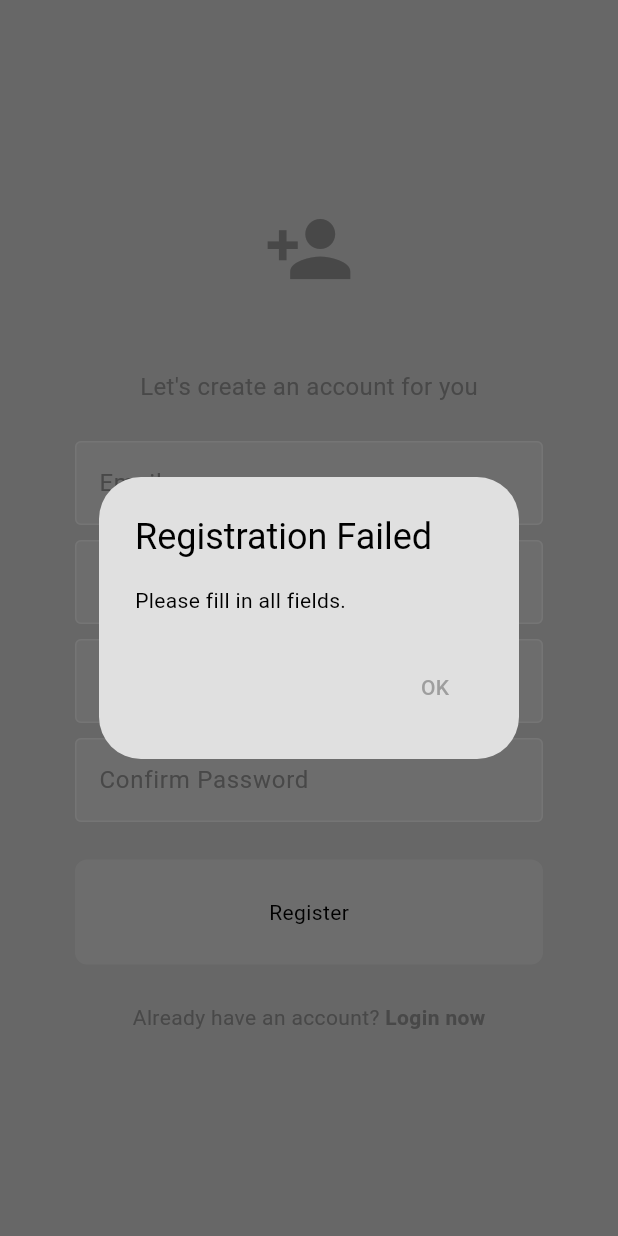
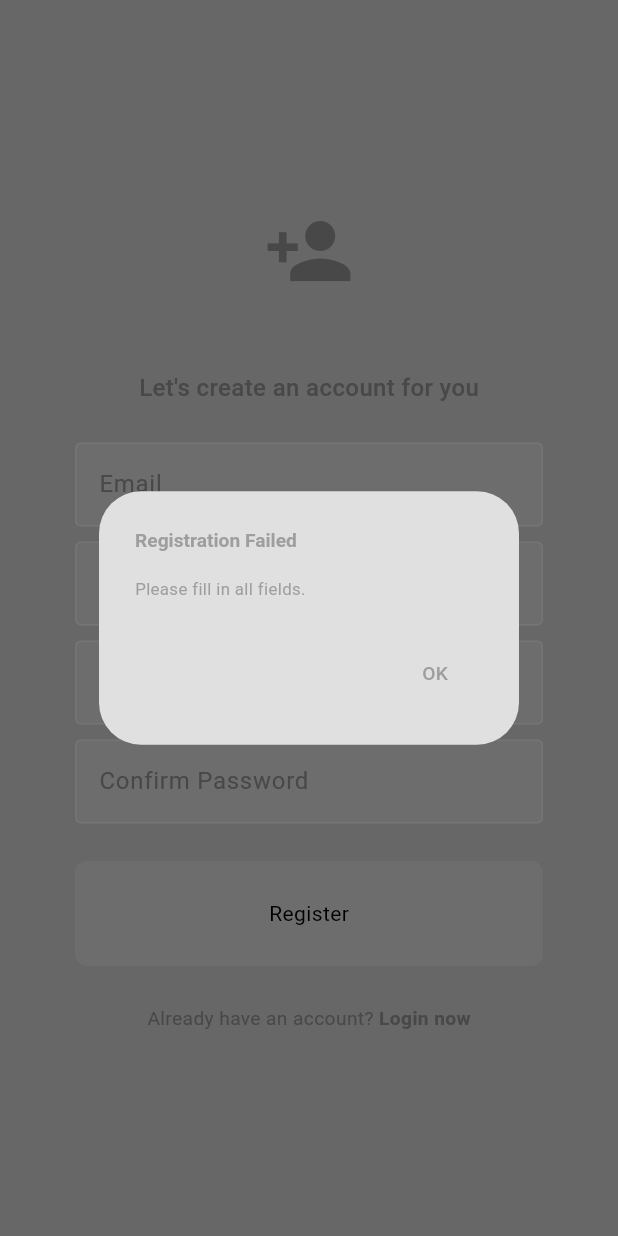
Before and after one commit to mohamed-abdellsalam/chatfiy, a Flutter app: the screen it shows after launch, after a tap on "Register now", after a tap on "Register", on a phone screen of 412 x 824 dp. Run offline on Flutter 3.47's test engine with Material 3 defaults, Android fonts, the phone set to English and light mode, and no system bars; our stand-ins replace cloud_firestore, firebase_auth, firebase_core, shared_preferences; accounts and stored records are empty; Roboto replaces fonts that are missing (Montserrat).

Commit message:
Refactor UI components for consistency; integrate AppStyles for text styling in LoginPage, HomePage, and ChatPage; add SizeConfig utility for responsive design; update dependencies in pubspec.yaml

```diff
--- a/lib/components/my_button.dart
+++ b/lib/components/my_button.dart
@@ -1,7 +1,12 @@
 import 'package:flutter/material.dart';
 
 class MyButton extends StatelessWidget {
-  const MyButton({super.key, required this.text, required this.onTap});
+  const MyButton({
+    super.key,
+    required this.text,
+    required this.onTap,
+    bool? isDisabled,
+  });
   final String text;
   final void Function() onTap;
   @override
--- a/lib/components/user_tile.dart
+++ b/lib/components/user_tile.dart
@@ -1,7 +1,11 @@
 import 'package:flutter/material.dart';
 
 class UserTile extends StatelessWidget {
-  const UserTile({super.key, required this.text, this.onTap});
+  const UserTile(
+      {super.key,
+      required this.text,
+      this.onTap,
+      required TextStyle textStyle});
   final String text;
   final void Function()? onTap;
 
--- a/lib/main.dart
+++ b/lib/main.dart
@@ -11,7 +11,7 @@ void main() async {
   runApp(
     ChangeNotifierProvider(
       create: (context) => ThemeProvider(),
-      child: const Chatify(),
+      child: Chatify(),
     ),
   );
 }
--- a/lib/pages/login_page.dart
+++ b/lib/pages/login_page.dart
@@ -1,6 +1,7 @@
 import 'package:chatify/components/my_button.dart';
 import 'package:chatify/components/my_text_field.dart';
 import 'package:chatify/services/auth/auth_service.dart';
+import 'package:chatify/utils/app_styls.dart';
 import 'package:flutter/material.dart';
 
 class LoginPage extends StatefulWidget {
@@ -56,7 +57,6 @@ class _LoginPageState extends State<LoginPage> {
       _showErrorDialog(e.toString());
     } finally {
       if (mounted) {
-        // Check if the widget is still in the tree before calling setState
         setState(() => _isLoading = false);
       }
     }
@@ -99,10 +99,7 @@ class _LoginPageState extends State<LoginPage> {
               const SizedBox(height: 50),
               Text(
                 "Welcome back! We've missed you 👋",
-                style: TextStyle(
-                  color: Theme.of(context).colorScheme.primary,
-                  fontSize: 16,
-                ),
+                style: AppStyles.styleMedium16(context),
               ),
               const SizedBox(height: 25),
               MyTextField(
@@ -129,18 +126,13 @@ class _LoginPageState extends State<LoginPage> {
                 children: [
                   Text(
                     'Not a member? ',
-                    style: TextStyle(
-                      color: Theme.of(context).colorScheme.primary,
-                    ),
+                    style: AppStyles.styleRegular14(context),
                   ),
                   GestureDetector(
                     onTap: widget.onTap,
                     child: Text(
                       'Register now',
-                      style: TextStyle(
-                        fontWeight: FontWeight.bold,
-                        color: Theme.of(context).colorScheme.primary,
-                      ),
+                      style: AppStyles.styleSemiBold16(context),
                     ),
                   ),
                 ],
--- a/lib/pages/register_page.dart
+++ b/lib/pages/register_page.dart
@@ -1,6 +1,7 @@
 import 'package:chatify/components/my_button.dart';
 import 'package:chatify/components/my_text_field.dart';
 import 'package:chatify/services/auth/auth_service.dart';
+import 'package:chatify/utils/app_styls.dart';
 import 'package:flutter/material.dart';
 
 class RegisterPage extends StatefulWidget {
@@ -40,12 +41,21 @@ class _RegisterPageState extends State<RegisterPage> {
     showDialog(
       context: context,
       builder: (context) => AlertDialog(
-        title: const Text("Registration Failed"),
-        content: Text(message),
+        title: Text(
+          "Registration Failed",
+          style: AppStyles.styleSemiBold16(context),
+        ),
+        content: Text(
+          message,
+          style: AppStyles.styleRegular14(context),
+        ),
         actions: [
           TextButton(
             onPressed: () => Navigator.pop(context),
-            child: const Text("OK"),
+            child: Text(
+              "OK",
+              style: AppStyles.styleMedium16(context),
+            ),
           ),
         ],
       ),
@@ -116,10 +126,7 @@ class _RegisterPageState extends State<RegisterPage> {
                 const SizedBox(height: 50),
                 Text(
                   "Let's create an account for you",
-                  style: TextStyle(
-                    color: Theme.of(context).colorScheme.primary,
-                    fontSize: 16,
-                  ),
+                  style: AppStyles.styleMedium20(context),
                 ),
                 const SizedBox(height: 25),
                 MyTextField(
@@ -158,18 +165,13 @@ class _RegisterPageState extends State<RegisterPage> {
                   children: [
                     Text(
                       'Already have an account? ',
-                      style: TextStyle(
-                        color: Theme.of(context).colorScheme.primary,
-                      ),
+                      style: AppStyles.styleRegular16(context),
                     ),
                     GestureDetector(
                       onTap: widget.onTap,
                       child: Text(
                         'Login now',
-                        style: TextStyle(
-                          fontWeight: FontWeight.bold,
-                          color: Theme.of(context).colorScheme.primary,
-                        ),
+                        style: AppStyles.styleBold16(context),
                       ),
                     ),
                   ],
--- /dev/null
+++ b/lib/utils/app_styls.dart
@@ -0,0 +1,120 @@
+import 'package:chatify/utils/size_config.dart';
+import 'package:flutter/material.dart';
+
+abstract class AppStyles {
+  static TextStyle styleRegular16(context) {
+    return TextStyle(
+      color: Theme.of(context).colorScheme.primary,
+      fontSize: getResponsiveFontSize(fontSize: 16, context),
+      fontFamily: 'Montserrat',
+      fontWeight: FontWeight.w400,
+    );
+  }
+
+  static TextStyle styleBold16(BuildContext context) {
+    return TextStyle(
+      color: Theme.of(context).colorScheme.primary,
+      fontSize: getResponsiveFontSize(fontSize: 16, context),
+      fontFamily: 'Montserrat',
+      fontWeight: FontWeight.w700,
+    );
+  }
+
+  static TextStyle styleMedium16(BuildContext context) {
+    return TextStyle(
+      color: Theme.of(context).colorScheme.primary,
+      fontSize: getResponsiveFontSize(fontSize: 16, context),
+      fontFamily: 'Montserrat',
+      fontWeight: FontWeight.w500,
+    );
+  }
+
+  static TextStyle styleMedium20(BuildContext context) {
+    return TextStyle(
+      color: Theme.of(context).colorScheme.primary,
+      fontSize: getResponsiveFontSize(fontSize: 20, context),
+      fontFamily: 'Montserrat',
+      fontWeight: FontWeight.w500,
+    );
+  }
+
+  static TextStyle styleSemiBold16(BuildContext context) {
+    return TextStyle(
+      color: Theme.of(context).colorScheme.primary,
+      fontSize: getResponsiveFontSize(fontSize: 16, context),
+      fontFamily: 'Montserrat',
+      fontWeight: FontWeight.w600,
+    );
+  }
+
+  static TextStyle styleSemiBold20(BuildContext context) {
+    return TextStyle(
+      color: Theme.of(context).colorScheme.primary,
+      fontSize: getResponsiveFontSize(fontSize: 20, context),
+      fontFamily: 'Montserrat',
+      fontWeight: FontWeight.w600,
+    );
+  }
+
+  static TextStyle styleRegular12(BuildContext context) {
+    return TextStyle(
+      color: Theme.of(context).colorScheme.primary,
+      fontSize: getResponsiveFontSize(fontSize: 12, context),
+      fontFamily: 'Montserrat',
+      fontWeight: FontWeight.w400,
+    );
+  }
+
+  static TextStyle styleSemiBold24(BuildContext context) {
+    return TextStyle(
+      color: Theme.of(context).colorScheme.primary,
+      fontSize: getResponsiveFontSize(fontSize: 24, context),
+      fontFamily: 'Montserrat',
+      fontWeight: FontWeight.w600,
+    );
+  }
+
+  static TextStyle styleRegular14(BuildContext context) {
+    return TextStyle(
+      color: Theme.of(context).colorScheme.primary,
+      fontSize: getResponsiveFontSize(fontSize: 14, context),
+      fontFamily: 'Montserrat',
+      fontWeight: FontWeight.w400,
+    );
+  }
+
+  static TextStyle styleSemiBold18(BuildContext context) {
+    return TextStyle(
+      color: Theme.of(context).colorScheme.primary,
+      fontSize: getResponsiveFontSize(fontSize: 18, context),
+      fontFamily: 'Montserrat',
+      fontWeight: FontWeight.w600,
+    );
+  }
+}
+
+double getResponsiveFontSize(context, {required double fontSize}) {
+  double scaleFactor = getScaleFactor(context);
+  double responsiveFontSize = fontSize * scaleFactor;
+
+  double lowerLimit = fontSize * .8;
+  double upperLimit = fontSize * 1.2;
+
+  return responsiveFontSize.clamp(lowerLimit, upperLimit);
+}
+
+double getScaleFactor(context) {
+  // var dispatcher = PlatformDispatcher.instance;
+  // var physicalWidth = dispatcher.views.first.physicalSize.width;
+  // var devicePixelRatio = dispatcher.views.first.devicePixelRatio;
+  // double width = physicalWidth / devicePixelRatio;
+
+  double width = MediaQuery.sizeOf(context).width;
+  if (width < SizeConfing.tablet) {
+    return width / 550;
+  } else if (width < SizeConfing.desktop) {
+    return width / 1000;
+  } else {
+    return width / 1920;
+  }
+}
--- a/pubspec.yaml
+++ b/pubspec.yaml
@@ -30,6 +30,7 @@ environment:
 dependencies:
   cloud_firestore: ^5.6.4
   cupertino_icons: ^1.0.8
+  device_preview: ^1.2.0
   file_picker: ^9.0.0
   firebase_auth: ^5.5.0
   firebase_core: ^3.12.0
```
Also changed, not shown: lib/pages/chat_page.dart (+15 -7 lines), lib/pages/home_page.dart (+19 -6 lines), lib/pages/settings_page.dart (+97 -11 lines), lib/utils/size_config.dart (added, +13 -0 lines), pubspec.lock.
